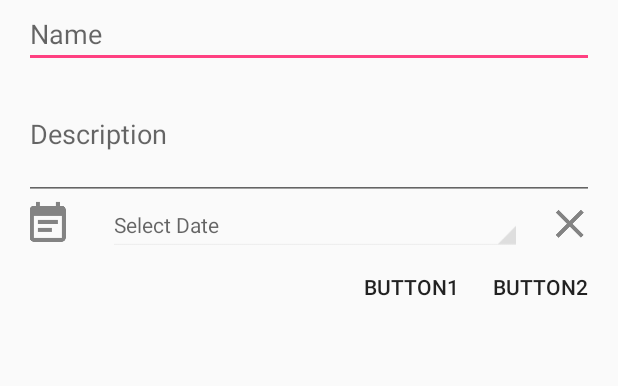
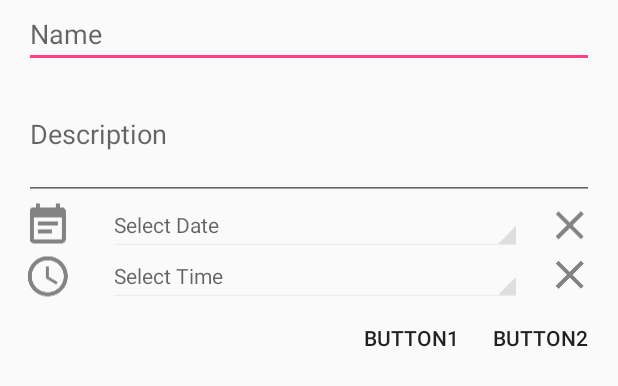
Before and after one commit to eduardossampaio/tarefas, an Android app: the layout activity_detail_subtask.xml on its own in the app's theme, with its tools: preview values and no code run, on a phone screen of 412 x 824 dp. Shown: the top 386 px of the screen. Run offline under Robolectric (Android 15) with nearby library versions, the phone set to English and light mode, and no system bars.

Commit message:
selecionando hora

```diff
--- a/tarefas2/app/src/main/java/com/apps/esampaio/tarefas/entities/DateTime.java
+++ b/tarefas2/app/src/main/java/com/apps/esampaio/tarefas/entities/DateTime.java
@@ -97,7 +97,7 @@ public class DateTime {
     public String formatTime(){
         if(time==null)
             return null;
-        return DateFormat.getDateInstance(DateFormat.SHORT).format(time);
+        return DateFormat.getTimeInstance(DateFormat.SHORT).format(time);
     }
 
 
--- a/tarefas2/app/src/main/res/layout/dialog_new_subtask.xml
+++ b/tarefas2/app/src/main/res/layout/dialog_new_subtask.xml
@@ -40,7 +40,7 @@
         android:layout_alignParentLeft="true"
         android:id="@+id/ic_hour"
         android:layout_centerVertical="true"
-        android:visibility="gone"
+        android:visibility="visible"
         android:paddingLeft="16dp"
         android:layout_below="@+id/dialog_new_subtask_date"
         android:layout_alignBottom="@+id/dialog_new_subtask_time" />
@@ -59,17 +59,16 @@
     <EditText
         android:layout_width="wrap_content"
         android:layout_height="wrap_content"
-        android:inputType="time"
+        android:inputType="none"
         android:ems="10"
         android:layout_marginLeft="72dp"
         android:layout_below="@+id/dialog_new_subtask_date"
         android:id="@+id/dialog_new_subtask_time"
-        android:visibility="gone"
-        android:layout_marginRight="72dp"
+        android:visibility="visible"
         style="@android:style/Widget.Holo.Spinner"
         android:hint="@string/dialog_new_subtask_select_time"
         android:layout_alignParentLeft="true"
-        android:layout_toLeftOf="@+id/clear_date" />
+        android:layout_alignRight="@+id/dialog_new_subtask_date" />
 
     <ImageView
         android:layout_width="wrap_content"
@@ -102,12 +101,10 @@
         android:layout_width="wrap_content"
         android:layout_height="wrap_content"
         android:src="@drawable/ic_clear"
-        android:id="@+id/imageButton2"
-        android:visibility="gone"
-        android:layout_centerVertical="true"
-        android:layout_alignBottom="@+id/dialog_new_subtask_time"
-        android:layout_toRightOf="@+id/dialog_new_subtask_time"
-        android:layout_below="@+id/clear_date" />
+        android:id="@+id/clear_time"
+        android:visibility="visible"
+        android:layout_below="@+id/clear_date"
+        android:layout_toRightOf="@+id/dialog_new_subtask_date" />
 
 
     <!--
```
Also changed, not shown: tarefas2/app/src/main/java/com/apps/esampaio/tarefas/view/activity/adapter/ListSubtaskAdapter.java (+6 -2 lines), tarefas2/app/src/main/java/com/apps/esampaio/tarefas/view/dialogs/NewSubtaskDialog.java (+41 -2 lines).
